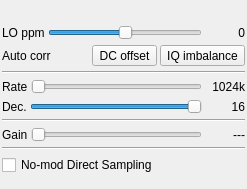
Old version of the form plugins/samplesource/rtlsdr/rtlsdrgui.ui in the repository f4exb/sdrangel.
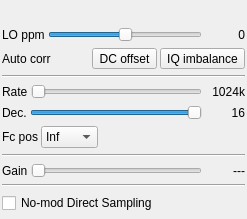
New version of the form. Custom widgets are drawn as their Qt base class.

What changed in the file:
```diff
--- a/plugins/samplesource/rtlsdr/rtlsdrgui.ui
+++ b/plugins/samplesource/rtlsdr/rtlsdrgui.ui
@@ -7,7 +7,7 @@
     <x>0</x>
     <y>0</y>
     <width>247</width>
-    <height>189</height>
+    <height>219</height>
    </rect>
   </property>
   <property name="sizePolicy">
@@ -275,6 +275,49 @@
      </item>
     </layout>
    </item>
+   <item>
+    <layout class="QGridLayout" name="gridLayout_fcPos">
+     <item row="0" column="1">
+      <widget class="QComboBox" name="fcPos">
+       <item>
+        <property name="text">
+         <string>Inf</string>
+        </property>
+       </item>
+       <item>
+        <property name="text">
+         <string>Sup</string>
+        </property>
+       </item>
+       <item>
+        <property name="text">
+         <string>Cent</string>
+        </property>
+       </item>
+      </widget>
+     </item>
+     <item row="0" column="0">
+      <widget class="QLabel" name="fcPosLabel">
+       <property name="text">
+        <string>Fc pos</string>
+       </property>
+      </widget>
+     </item>
+     <item row="0" column="2">
+      <spacer name="horizontalSpacer_fcPos">
+       <property name="orientation">
+        <enum>Qt::Horizontal</enum>
+       </property>
+       <property name="sizeHint" stdset="0">
+        <size>
+         <width>40</width>
+         <height>20</height>
+        </size>
+       </property>
+      </spacer>
+     </item>
+    </layout>
+   </item>
    <item>
     <widget class="Line" name="line_3">
      <property name="orientation">
```
